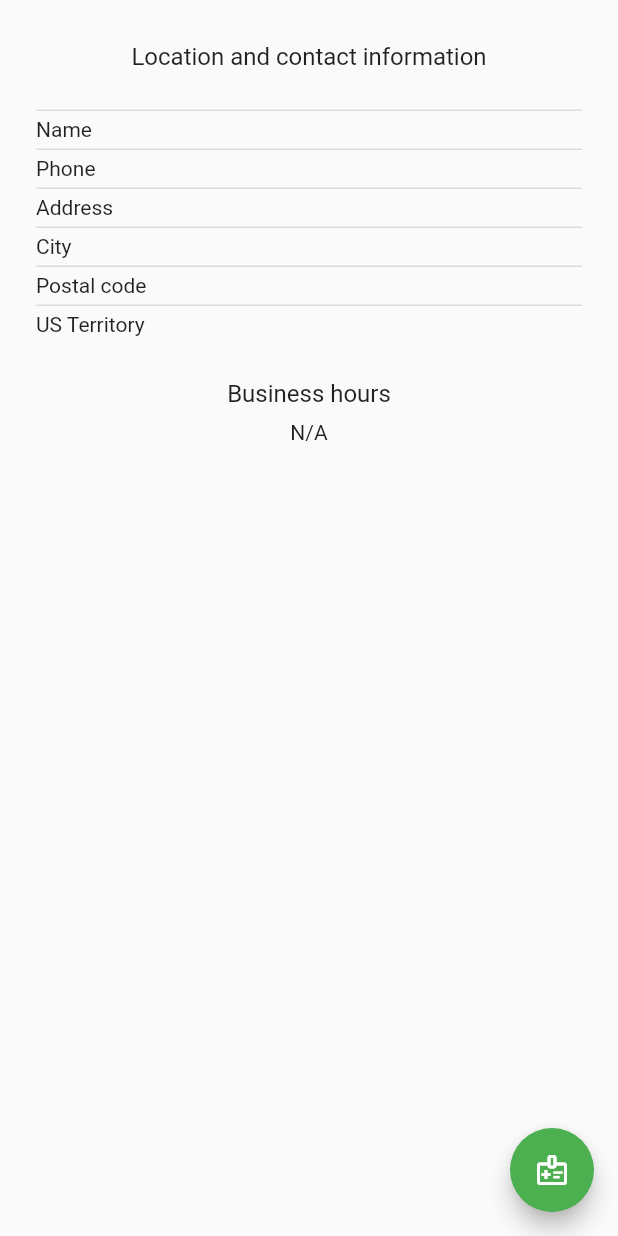
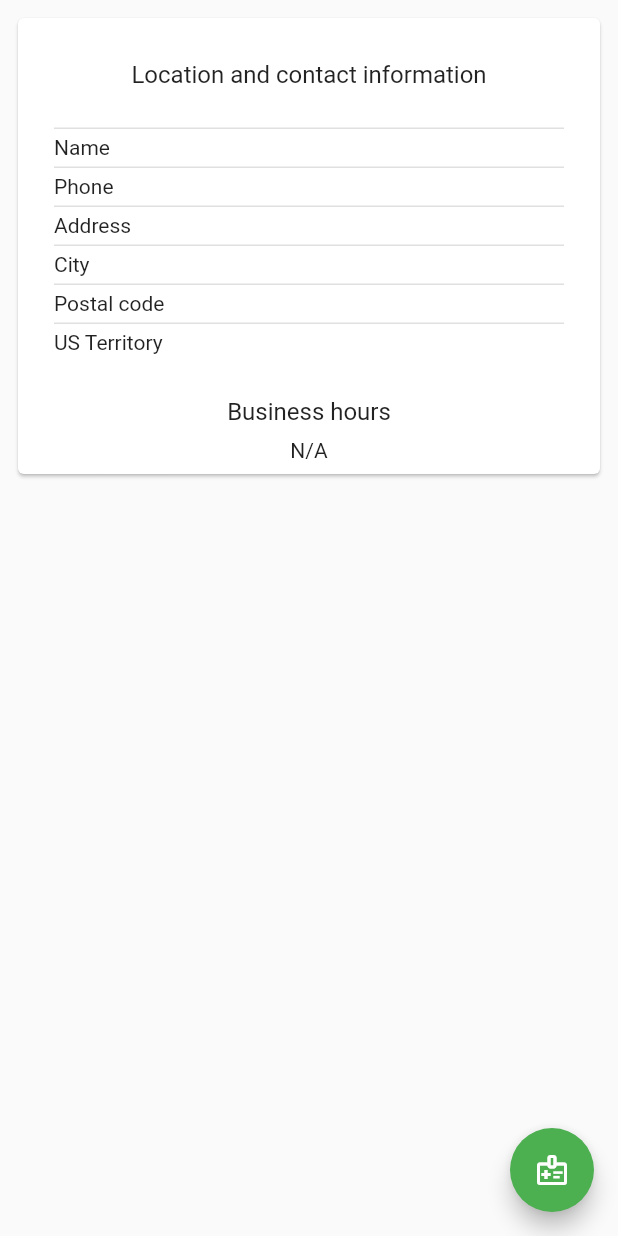
Before and after one commit to amwebexpert/poc_flutter_01, a Flutter app: the PharmacyDetail screen opened directly with empty values, on a phone screen of 412 x 824 dp. Run offline on Flutter 3.47's test engine with Material 2 defaults, Android fonts, the phone set to English and light mode, and no system bars; our stand-ins replace flutter_mobx, freezed_annotation, get_it, mobx; generated files the repository leaves out were written again.

Commit message:
feat: list of ordered medicaments card layout style

```diff
--- a/lib/features/pharmacy/pharmacy.detail.dart
+++ b/lib/features/pharmacy/pharmacy.detail.dart
@@ -7,11 +7,17 @@ import 'pharmacy.detail.panel.dart';
 import 'pharmacy.order.detail.panel.dart';
 
 class PharmacyDetail extends StatelessWidget {
-  final AppStore appStore = serviceLocator.get();
-
   PharmacyDetail({Key? key, required this.pharmacy}) : super(key: key);
 
+  final AppStore appStore = serviceLocator.get();
   final Pharmacy pharmacy;
+
+  void _onOrder(BuildContext context) {
+    Navigator.pushNamed(context, '/order', arguments: {
+      'pharmacyId': pharmacy.value.id,
+      'pharmacyName': pharmacy.value.name,
+    });
+  }
 
   @override
   Widget build(BuildContext context) {
@@ -19,14 +25,13 @@ class PharmacyDetail extends StatelessWidget {
     final List<String> medicaments = appStore.orders[pharmacy.value.id] ?? [];
 
     return Scaffold(
-        floatingActionButton: FloatingActionButton(
-          onPressed: () => Navigator.pushNamed(context, '/order', arguments: {
-            'pharmacyId': pharmacy.value.id,
-            'pharmacyName': pharmacy.value.name,
-          }),
-          tooltip: 'Order from this pharmacy',
-          child: const Icon(Icons.medical_information_outlined),
-        ),
+        floatingActionButton: hasOrders
+            ? null
+            : FloatingActionButton(
+                onPressed: () => _onOrder(context),
+                tooltip: 'Order from this pharmacy',
+                child: const Icon(Icons.medical_information_outlined),
+              ),
         body: SingleChildScrollView(
           child: Padding(
             padding: const EdgeInsets.all(8),
--- a/lib/features/pharmacy/pharmacy.detail.panel.dart
+++ b/lib/features/pharmacy/pharmacy.detail.panel.dart
@@ -17,7 +17,10 @@ class PharmacyDetailSection extends StatelessWidget {
     PharmacyAddress address = info.address;
     List<String> hours = info.pharmacyHours.isBlank ? ['N/A'] : info.pharmacyHours.split(' \\n ');
 
-    return Column(
+    return Card(
+      child: Padding(
+        padding: const EdgeInsets.all(8.0),
+        child: Column(
           children: [
             const SizedBox(height: 20),
             Text('Location and contact information', style: Theme.of(context).textTheme.titleMedium),
@@ -43,6 +46,8 @@ class PharmacyDetailSection extends StatelessWidget {
             const SizedBox(height: 8),
             ...hours.map((hour) => Text(hour)).toList(),
           ],
+        ),
+      ),
     );
   }
 }
```
Also changed, not shown: lib/features/pharmacy/pharmacy.order.detail.panel.dart (+6 -1 lines). Lines whose indentation alone changed are shown as unchanged.
